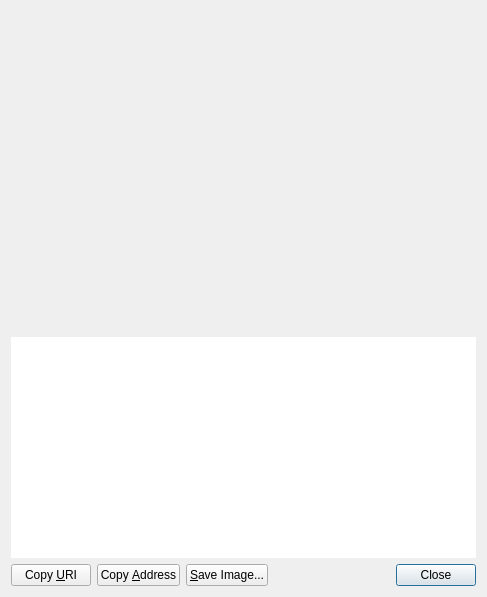
The window that src/qt/forms/receiverequestdialog.ui (danecoin/Danecoin) describes before a commit, drawn with Qt 5.
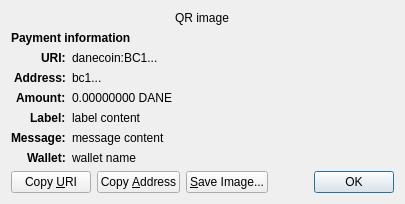
The same window after the commit. Custom widgets are drawn as their Qt base class.

Commit message: Redeploy Danecoin

Patch:
```diff
--- a/src/qt/forms/receiverequestdialog.ui
+++ b/src/qt/forms/receiverequestdialog.ui
@@ -6,60 +6,158 @@
    <rect>
     <x>0</x>
     <y>0</y>
-    <width>487</width>
-    <height>597</height>
+    <width>413</width>
+    <height>229</height>
    </rect>
   </property>
-  <layout class="QVBoxLayout" name="verticalLayout_3">
-   <item>
-    <widget class="QRImageWidget" name="lblQRCode">
-     <property name="sizePolicy">
-      <sizepolicy hsizetype="Expanding" vsizetype="Fixed">
-       <horstretch>0</horstretch>
-       <verstretch>0</verstretch>
-      </sizepolicy>
+  <property name="windowTitle">
+   <string>Request payment to ...</string>
+  </property>
+  <layout class="QGridLayout" name="gridLayout" columnstretch="0,1">
+   <property name="sizeConstraint">
+    <enum>QLayout::SetFixedSize</enum>
+   </property>
+   <item row="0" column="0" colspan="2" alignment="Qt::AlignHCenter">
+    <widget class="QRImageWidget" name="qr_code">
+     <property name="text">
+      <string notr="true">QR image</string>
      </property>
-     <property name="minimumSize">
-      <size>
-       <width>300</width>
-       <height>320</height>
-      </size>
+     <property name="textInteractionFlags">
+      <set>Qt::NoTextInteraction</set>
      </property>
-     <property name="toolTip">
-      <string>QR Code</string>
+    </widget>
+   </item>
+   <item row="1" column="0" colspan="2">
+    <widget class="QLabel" name="payment_header">
+     <property name="font">
+      <font>
+       <weight>75</weight>
+       <bold>true</bold>
+      </font>
      </property>
+     <property name="text">
+      <string>Payment information</string>
+     </property>
+     <property name="textInteractionFlags">
+      <set>Qt::NoTextInteraction</set>
+     </property>
+    </widget>
+   </item>
+   <item row="2" column="0" alignment="Qt::AlignRight|Qt::AlignTop">
+    <widget class="QLabel" name="uri_tag">
+     <property name="font">
+      <font>
+       <weight>75</weight>
+       <bold>true</bold>
+      </font>
+     </property>
+     <property name="text">
+      <string notr="true">URI:</string>
+     </property>
      <property name="textFormat">
       <enum>Qt::PlainText</enum>
      </property>
-     <property name="alignment">
-      <set>Qt::AlignCenter</set>
+     <property name="textInteractionFlags">
+      <set>Qt::NoTextInteraction</set>
      </property>
+    </widget>
+   </item>
+   <item row="2" column="1" alignment="Qt::AlignTop">
+    <widget class="QLabel" name="uri_content">
+     <property name="text">
+      <string notr="true">danecoin:BC1...</string>
+     </property>
+     <property name="textFormat">
+      <enum>Qt::RichText</enum>
+     </property>
      <property name="wordWrap">
       <bool>true</bool>
      </property>
     </widget>
    </item>
-   <item>
-    <widget class="QTextEdit" name="outUri">
-     <property name="sizePolicy">
-      <sizepolicy hsizetype="Expanding" vsizetype="Expanding">
-       <horstretch>0</horstretch>
-       <verstretch>0</verstretch>
-      </sizepolicy>
+   <item row="3" column="0" alignment="Qt::AlignRight|Qt::AlignTop">
+    <widget class="QLabel" name="address_tag">
+     <property name="font">
+      <font>
+       <weight>75</weight>
+       <bold>true</bold>
+      </font>
      </property>
-     <property name="minimumSize">
-      <size>
-       <width>0</width>
-       <height>50</height>
-      </size>
+     <property name="text">
+      <string>Address:</string>
      </property>
-     <property name="frameShape">
-      <enum>QFrame::NoFrame</enum>
+     <property name="textInteractionFlags">
+      <set>Qt::NoTextInteraction</set>
      </property>
-     <property name="frameShadow">
-      <enum>QFrame::Plain</enum>
+    </widget>
+   </item>
+   <item row="3" column="1" alignment="Qt::AlignTop">
+    <widget class="QLabel" name="address_content">
+     <property name="text">
+      <string notr="true">bc1...</string>
      </property>
-     <property name="tabChangesFocus">
+     <property name="textFormat">
+      <enum>Qt::PlainText</enum>
+     </property>
+     <property name="textInteractionFlags">
+      <set>Qt::TextSelectableByMouse</set>
+     </property>
+    </widget>
+   </item>
+   <item row="4" column="0" alignment="Qt::AlignRight|Qt::AlignTop">
+    <widget class="QLabel" name="amount_tag">
+     <property name="font">
+      <font>
+       <weight>75</weight>
+       <bold>true</bold>
+      </font>
+     </property>
+     <property name="text">
+      <string>Amount:</string>
+     </property>
+     <property name="textInteractionFlags">
+      <set>Qt::NoTextInteraction</set>
+     </property>
+    </widget>
+   </item>
+   <item row="4" column="1" alignment="Qt::AlignTop">
+    <widget class="QLabel" name="amount_content">
+     <property name="text">
+      <string notr="true">0.00000000 DANE</string>
+     </property>
+     <property name="textFormat">
+      <enum>Qt::PlainText</enum>
+     </property>
+     <property name="textInteractionFlags">
+      <set>Qt::TextSelectableByMouse</set>
+     </property>
+    </widget>
+   </item>
+   <item row="5" column="0" alignment="Qt::AlignRight|Qt::AlignTop">
+    <widget class="QLabel" name="label_tag">
+     <property name="font">
+      <font>
+       <weight>75</weight>
+       <bold>true</bold>
+      </font>
+     </property>
+     <property name="text">
+      <string>Label:</string>
+     </property>
+     <property name="textInteractionFlags">
+      <set>Qt::NoTextInteraction</set>
+     </property>
+    </widget>
+   </item>
+   <item row="5" column="1" alignment="Qt::AlignTop">
+    <widget class="QLabel" name="label_content">
+     <property name="text">
+      <string notr="true">label content</string>
+     </property>
+     <property name="textFormat">
+      <enum>Qt::PlainText</enum>
+     </property>
+     <property name="wordWrap">
       <bool>true</bool>
      </property>
      <property name="textInteractionFlags">
@@ -67,7 +165,71 @@
      </property>
     </widget>
    </item>
-   <item>
+   <item row="6" column="0" alignment="Qt::AlignRight|Qt::AlignTop">
+    <widget class="QLabel" name="message_tag">
+     <property name="font">
+      <font>
+       <weight>75</weight>
+       <bold>true</bold>
+      </font>
+     </property>
+     <property name="text">
+      <string>Message:</string>
+     </property>
+     <property name="textInteractionFlags">
+      <set>Qt::NoTextInteraction</set>
+     </property>
+    </widget>
+   </item>
+   <item row="6" column="1" alignment="Qt::AlignTop">
+    <widget class="QLabel" name="message_content">
+     <property name="text">
+      <string notr="true">message content</string>
+     </property>
+     <property name="textFormat">
+      <enum>Qt::PlainText</enum>
+     </property>
+     <property name="wordWrap">
+      <bool>true</bool>
+     </property>
+     <property name="textInteractionFlags">
+      <set>Qt::TextSelectableByMouse</set>
+     </property>
+    </widget>
+   </item>
+   <item row="7" column="0" alignment="Qt::AlignRight|Qt::AlignTop">
+    <widget class="QLabel" name="wallet_tag">
+     <property name="font">
+      <font>
+       <weight>75</weight>
+       <bold>true</bold>
+      </font>
+     </property>
+     <property name="text">
+      <string>Wallet:</string>
+     </property>
+     <property name="textInteractionFlags">
+      <set>Qt::NoTextInteraction</set>
+     </property>
+    </widget>
+   </item>
+   <item row="7" column="1" alignment="Qt::AlignTop">
+    <widget class="QLabel" name="wallet_content">
+     <property name="text">
+      <string notr="true">wallet name</string>
+     </property>
+     <property name="textFormat">
+      <enum>Qt::PlainText</enum>
+     </property>
+     <property name="wordWrap">
+      <bool>true</bool>
+     </property>
+     <property name="textInteractionFlags">
+      <set>Qt::TextSelectableByMouse</set>
+     </property>
+    </widget>
+   </item>
+   <item row="8" column="0" colspan="2">
     <layout class="QHBoxLayout" name="horizontalLayout">
      <item>
       <widget class="QPushButton" name="btnCopyURI">
@@ -115,7 +277,7 @@
      <item>
       <widget class="QDialogButtonBox" name="buttonBox">
        <property name="standardButtons">
-        <set>QDialogButtonBox::Close</set>
+        <set>QDialogButtonBox::Ok</set>
        </property>
       </widget>
      </item>
```
Left out of the diff: 40 changed lines with no effect on the pictures. The commit also changes 1811 other files.
